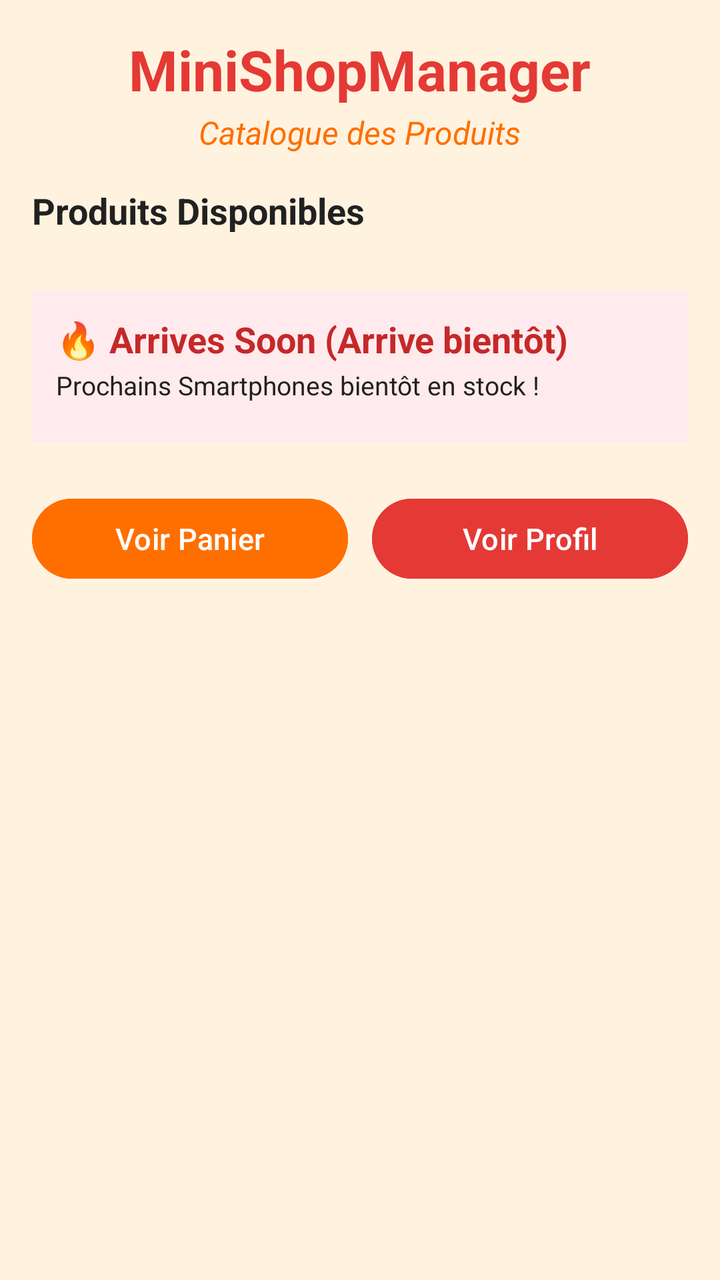
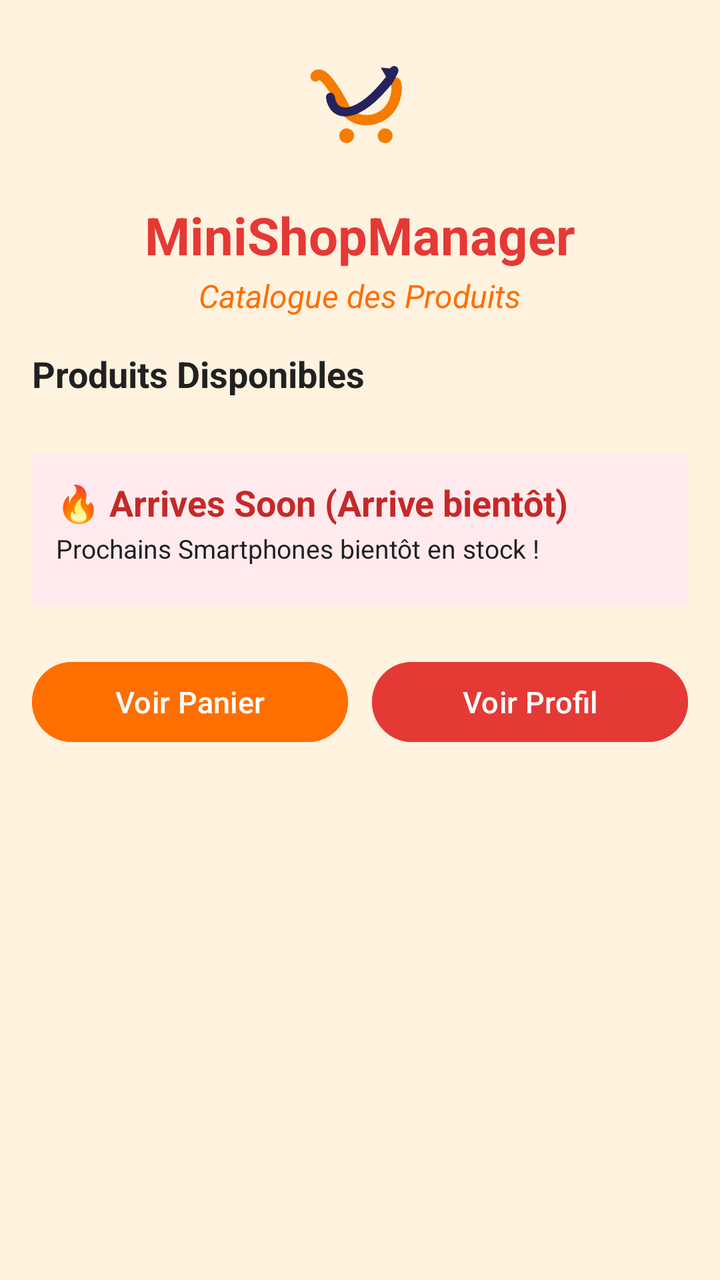

Two renders of the same Android screen: before a commit and after it. Below are the layout's source before the change and the commit's diff.
<!-- AndroidManifest.xml: application theme Theme.MiniShopManager -->
<!-- res/layout/activity_main.xml -->
<?xml version="1.0" encoding="utf-8"?>
<ScrollView xmlns:android="http://schemas.android.com/apk/res/android"
    xmlns:tools="http://schemas.android.com/tools"
    android:layout_width="match_parent"
    android:layout_height="match_parent"
    android:background="@color/catalog_bg"
    android:fillViewport="true"
    tools:context=".MainActivity">

    <LinearLayout
        android:layout_width="match_parent"
        android:layout_height="wrap_content"
        android:orientation="vertical"
        android:padding="16dp">

        <TextView
            android:id="@+id/tvAppName"
            android:layout_width="wrap_content"
            android:layout_height="wrap_content"
            android:layout_gravity="center_horizontal"
            android:text="@string/app_name"
            android:textSize="28sp"
            android:textStyle="bold"
            android:textColor="@color/red_primary"
            android:layout_marginBottom="2dp" />

        <TextView
            android:id="@+id/tvCatalogTitle"
            android:layout_width="wrap_content"
            android:layout_height="wrap_content"
            android:layout_gravity="center_horizontal"
            android:text="@string/catalog_title"
            android:textSize="16sp"
            android:textStyle="italic"
            android:textColor="@color/orange_primary"
            android:layout_marginBottom="16dp" />

        <TextView
            android:id="@+id/tvSectionAvailable"
            android:layout_width="wrap_content"
            android:layout_height="wrap_content"
            android:text="@string/section_available"
            android:textSize="18sp"
            android:textStyle="bold"
            android:textColor="@color/black"
            android:layout_marginBottom="8dp" />

        <ListView
            android:id="@+id/listViewProducts"
            android:layout_width="match_parent"
            android:layout_height="wrap_content"
            android:divider="@android:color/transparent"
            android:dividerHeight="8dp"
            android:nestedScrollingEnabled="false"
            android:layout_marginBottom="20dp" />

        <LinearLayout
            android:layout_width="match_parent"
            android:layout_height="wrap_content"
            android:orientation="vertical"
            android:padding="12dp"
            android:background="@color/red_light"
            android:layout_marginBottom="16dp">

            <TextView
                android:id="@+id/tvSectionArrivesSoon"
                android:layout_width="wrap_content"
                android:layout_height="wrap_content"
                android:text="@string/section_arrives_soon"
                android:textSize="18sp"
                android:textStyle="bold"
                android:textColor="@color/red_dark" />

            <TextView
                android:layout_width="wrap_content"
                android:layout_height="wrap_content"
                android:text="@string/section_arrives_soon_subtitle"
                android:textSize="13sp"
                android:textColor="@color/black"
                android:layout_marginTop="2dp"
                android:layout_marginBottom="8dp" />

            <ListView
                android:id="@+id/listViewArrivesSoon"
                android:layout_width="match_parent"
                android:layout_height="wrap_content"
                android:divider="@android:color/transparent"
                android:dividerHeight="8dp"
                android:nestedScrollingEnabled="false" />
        </LinearLayout>

        <LinearLayout
            android:layout_width="match_parent"
            android:layout_height="wrap_content"
            android:orientation="horizontal"
            android:gravity="center"
            android:layout_marginTop="8dp">

            <Button
                android:id="@+id/btnCart"
                android:layout_width="0dp"
                android:layout_height="wrap_content"
                android:layout_weight="1"
                android:layout_marginEnd="6dp"
                android:text="@string/btn_cart"
                android:textSize="15sp"
                android:backgroundTint="@color/orange_primary" />

            <Button
                android:id="@+id/btnSuivant"
                android:layout_width="0dp"
                android:layout_height="wrap_content"
                android:layout_weight="1"
                android:layout_marginStart="6dp"
                android:text="@string/btn_suivant"
                android:textSize="15sp"
                android:backgroundTint="@color/red_primary" />
        </LinearLayout>

    </LinearLayout>

</ScrollView>
<!-- resources referenced by this layout -->
<resources>
  <color name="black">#212121</color>
  <color name="catalog_bg">#FFF3E0</color>
  <color name="orange_primary">#FF6F00</color>
  <color name="red_dark">#C62828</color>
  <color name="red_light">#FFEBEE</color>
  <color name="red_primary">#E53935</color>
  <string name="app_name">MiniShopManager</string>
  <string name="btn_cart">Voir Panier</string>
  <string name="btn_suivant">Voir Profil</string>
  <string name="catalog_title">Catalogue des Produits</string>
  <string name="section_arrives_soon">🔥 Arrives Soon (Arrive bientôt)</string>
  <string name="section_arrives_soon_subtitle">Prochains Smartphones bientôt en stock !</string>
  <string name="section_available">Produits Disponibles</string>
  <style name="Theme.MiniShopManager" parent="Theme.Material3.DayNight.NoActionBar">
          <item name="colorPrimary">@color/purple_500</item>
      </style>
  <color name="purple_500">#FF5722</color>
</resources>

<!-- the commit's change to res/layout/activity_main.xml (unified diff, before → after) -->
@@ -13,13 +13,22 @@
         android:orientation="vertical"
         android:padding="16dp">
 
+        <ImageView
+            android:id="@+id/imgMainLogo"
+            android:layout_width="80dp"
+            android:layout_height="80dp"
+            android:layout_gravity="center_horizontal"
+            android:src="@drawable/ic_shopcart_logo"
+            android:contentDescription="@string/app_name"
+            android:layout_marginBottom="4dp" />
+
         <TextView
             android:id="@+id/tvAppName"
             android:layout_width="wrap_content"
             android:layout_height="wrap_content"
             android:layout_gravity="center_horizontal"
             android:text="@string/app_name"
-            android:textSize="28sp"
+            android:textSize="26sp"
             android:textStyle="bold"
             android:textColor="@color/red_primary"
             android:layout_marginBottom="2dp" />
<!-- resource entries referenced after the edit -->
@@ -6,6 +6,43 @@
   <color name="red_dark">#C62828</color>
   <color name="red_light">#FFEBEE</color>
   <color name="red_primary">#E53935</color>
+  <!-- drawable ic_shopcart_logo (drawable) -->
+  <vector xmlns:android="http://schemas.android.com/apk/res/android"
+      android:width="120dp"
+      android:height="120dp"
+      android:viewportWidth="108"
+      android:viewportHeight="108">
+  
+      
+      <path
+          android:fillColor="#00000000"
+          android:strokeColor="#F57C00"
+          android:strokeWidth="7"
+          android:strokeLineCap="round"
+          android:strokeLineJoin="round"
+          android:pathData="M 24,30 C 28,24 38,40 44,52 C 50,62 66,62 74,52 C 78,47 80,38 78,34" />
+  
+      
+      <path
+          android:fillColor="#F57C00"
+          android:pathData="M 40,70 A 5,5 0 1,1 40,70.01 Z" />
+      <path
+          android:fillColor="#F57C00"
+          android:pathData="M 66,70 A 5,5 0 1,1 66,70.01 Z" />
+  
+      
+      <path
+          android:fillColor="#00000000"
+          android:strokeColor="#25225E"
+          android:strokeWidth="6"
+          android:strokeLineCap="round"
+          android:pathData="M 34,44 C 36,58 52,60 74,32 L 77,26" />
+  
+      
+      <path
+          android:fillColor="#25225E"
+          android:pathData="M 68,24 L 79,25 L 75,36 Z" />
+  </vector>
   <string name="app_name">MiniShopManager</string>
   <string name="btn_cart">Voir Panier</string>
   <string name="btn_suivant">Voir Profil</string>
